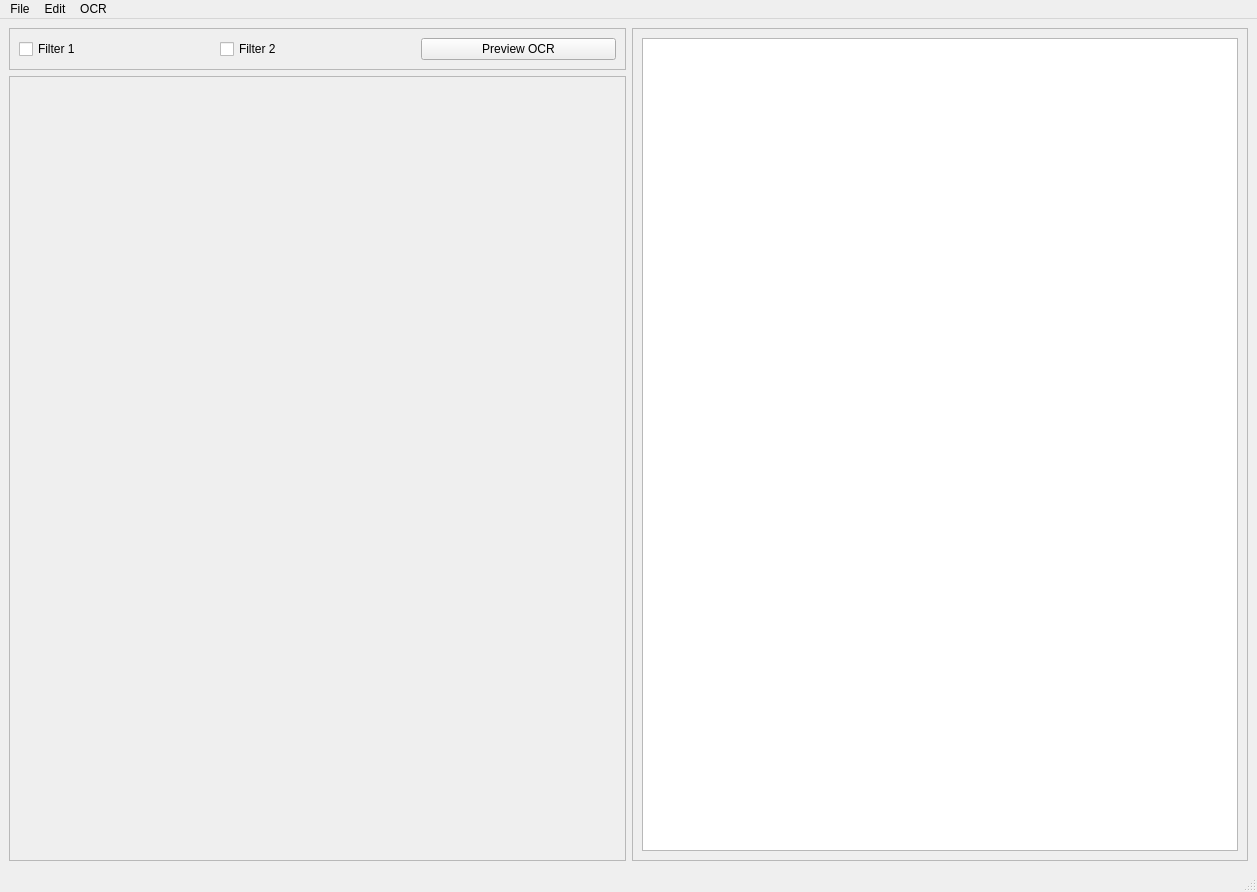
Above: textbox.ui from VinnyCarter05/OCR before the change. Below: the same form after it.
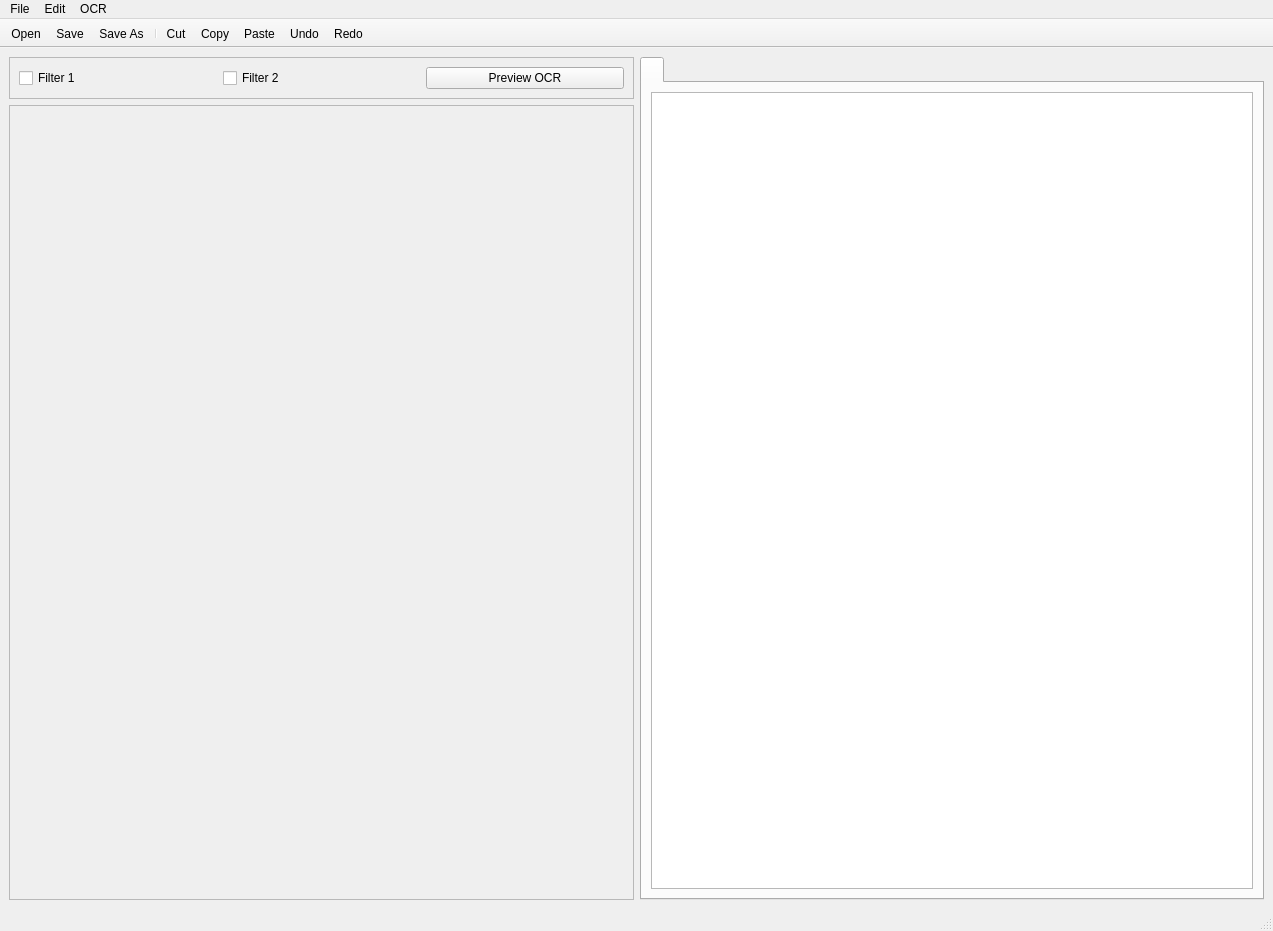
That is the form after the change. Icons and pictures are not drawn.

Diff of the .ui file:
```diff
--- a/textbox.ui
+++ b/textbox.ui
@@ -6,8 +6,8 @@
    <rect>
     <x>0</x>
     <y>0</y>
-    <width>1257</width>
-    <height>892</height>
+    <width>1273</width>
+    <height>931</height>
    </rect>
   </property>
   <property name="sizePolicy">
@@ -43,8 +43,8 @@
         <rect>
          <x>0</x>
          <y>0</y>
-         <width>613</width>
-         <height>782</height>
+         <width>606</width>
+         <height>770</height>
         </rect>
        </property>
        <property name="sizePolicy">
@@ -95,40 +95,6 @@
       </widget>
      </widget>
     </item>
-    <item row="0" column="1" rowspan="2">
-     <widget class="QFrame" name="frame">
-      <property name="sizePolicy">
-       <sizepolicy hsizetype="MinimumExpanding" vsizetype="MinimumExpanding">
-        <horstretch>0</horstretch>
-        <verstretch>0</verstretch>
-       </sizepolicy>
-      </property>
-      <property name="minimumSize">
-       <size>
-        <width>425</width>
-        <height>550</height>
-       </size>
-      </property>
-      <property name="frameShape">
-       <enum>QFrame::StyledPanel</enum>
-      </property>
-      <property name="frameShadow">
-       <enum>QFrame::Raised</enum>
-      </property>
-      <layout class="QGridLayout" name="gridLayout_2">
-       <item row="0" column="0">
-        <widget class="QTextEdit" name="textEdit_Main">
-         <property name="sizePolicy">
-          <sizepolicy hsizetype="MinimumExpanding" vsizetype="Expanding">
-           <horstretch>0</horstretch>
-           <verstretch>0</verstretch>
-          </sizepolicy>
-         </property>
-        </widget>
-       </item>
-      </layout>
-     </widget>
-    </item>
     <item row="0" column="0">
      <widget class="QFrame" name="frame_checks">
       <property name="sizePolicy">
@@ -174,6 +140,42 @@
       </layout>
      </widget>
     </item>
+    <item row="0" column="1" rowspan="2">
+     <widget class="QTabWidget" name="tabWidget">
+      <property name="sizePolicy">
+       <sizepolicy hsizetype="MinimumExpanding" vsizetype="MinimumExpanding">
+        <horstretch>0</horstretch>
+        <verstretch>0</verstretch>
+       </sizepolicy>
+      </property>
+      <property name="minimumSize">
+       <size>
+        <width>425</width>
+        <height>550</height>
+       </size>
+      </property>
+      <widget class="QWidget" name="tabWidgetPage1" native="true">
+       <attribute name="title">
+        <string/>
+       </attribute>
+       <layout class="QGridLayout" name="gridLayout_2">
+        <item row="0" column="0">
+         <widget class="QTextEdit" name="textEdit_Main">
+          <property name="sizePolicy">
+           <sizepolicy hsizetype="MinimumExpanding" vsizetype="Expanding">
+            <horstretch>0</horstretch>
+            <verstretch>0</verstretch>
+           </sizepolicy>
+          </property>
+          <property name="toolTipDuration">
+           <number>0</number>
+          </property>
+         </widget>
+        </item>
+       </layout>
+      </widget>
+     </widget>
+    </item>
    </layout>
    <zorder>frame_checks</zorder>
    <zorder>scrollArea</zorder>
@@ -184,7 +186,7 @@
     <rect>
      <x>0</x>
      <y>0</y>
-     <width>1257</width>
+     <width>1273</width>
      <height>21</height>
     </rect>
    </property>
@@ -216,6 +218,35 @@
    <addaction name="menuOCR"/>
   </widget>
   <widget class="QStatusBar" name="statusbar"/>
+  <widget class="QToolBar" name="toolBar">
+   <property name="windowTitle">
+    <string>toolBar</string>
+   </property>
+   <property name="movable">
+    <bool>false</bool>
+   </property>
+   <property name="toolButtonStyle">
+    <enum>Qt::ToolButtonTextUnderIcon</enum>
+   </property>
+   <property name="floatable">
+    <bool>false</bool>
+   </property>
+   <attribute name="toolBarArea">
+    <enum>TopToolBarArea</enum>
+   </attribute>
+   <attribute name="toolBarBreak">
+    <bool>false</bool>
+   </attribute>
+   <addaction name="actionOpen_File"/>
+   <addaction name="actionClose"/>
+   <addaction name="actionSave_As"/>
+   <addaction name="separator"/>
+   <addaction name="actionCut"/>
+   <addaction name="actionCopy"/>
+   <addaction name="actionPaste"/>
+   <addaction name="actionUndo"/>
+   <addaction name="actionRedo"/>
+  </widget>
   <action name="actionOpen_File">
    <property name="text">
     <string>Open</string>
@@ -256,6 +287,24 @@
     <string>Preview OCR</string>
    </property>
   </action>
+  <action name="actionUndo">
+   <property name="icon">
+    <iconset resource="textbox.qrc">
+     <normaloff>:/newPrefix/icons/undo.png</normaloff>:/newPrefix/icons/undo.png</iconset>
+   </property>
+   <property name="text">
+    <string>Undo</string>
+   </property>
+  </action>
+  <action name="actionRedo">
+   <property name="icon">
+    <iconset resource="textbox.qrc">
+     <normaloff>:/newPrefix/icons/redo.png</normaloff>:/newPrefix/icons/redo.png</iconset>
+   </property>
+   <property name="text">
+    <string>Redo</string>
+   </property>
+  </action>
  </widget>
  <resources>
   <include location="textbox.qrc"/>
```
Left out of the diff: 48 changed lines with no effect on the pictures.
